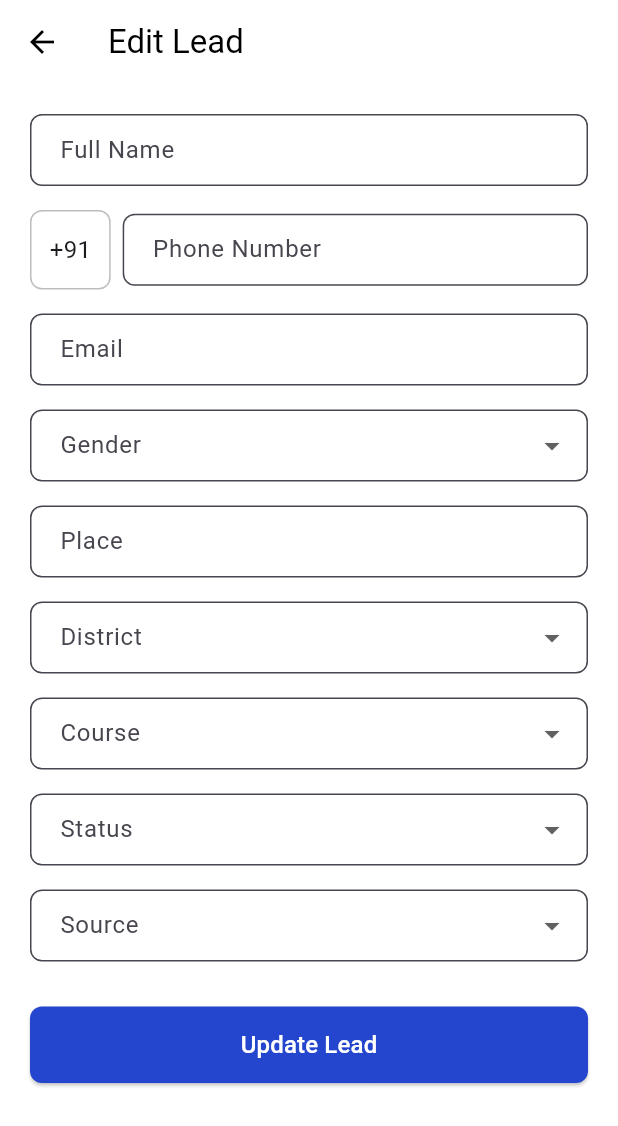
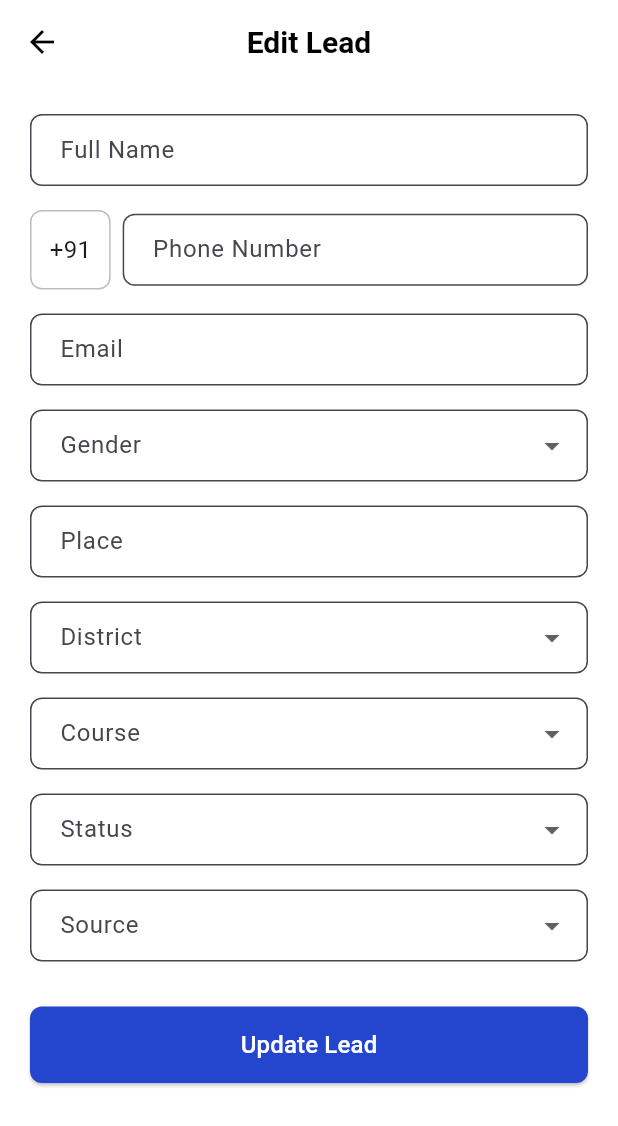
Before and after one commit to barjizdrxtx/acculead_sales, a Flutter app: the LeadDetailPage screen opened directly with empty values, after a tap on the "edit" icon, on a phone screen of 412 x 824 dp. Shown: the top 1126 px of the screen. Run offline on Flutter 3.47's test engine with Material 3 defaults, Android fonts, the light colour scheme and no system bars; our stand-ins replace country_picker, fl_chart, flutter_local_notifications, fluttertoast, permission_handler, shared_preferences and 1 more; missing offline and left inert: flutter_phone_direct_caller; accounts and stored records are empty; network calls fail.

Commit message:
first commit

```diff
--- /dev/null
+++ b/lib/components/CustomAppBar2.dart
@@ -0,0 +1,45 @@
+// lib/components/custom_app_bar.dart
+
+import 'package:flutter/material.dart';
+
+class CustomAppBar2 extends StatelessWidget implements PreferredSizeWidget {
+  final String title;
+  final bool showBackButton;
+  final Color backgroundColor;
+
+  const CustomAppBar2({
+    Key? key,
+    this.title = '',
+    this.showBackButton = true,
+    this.backgroundColor = Colors.white,
+  }) : super(key: key);
+
+  @override
+  Size get preferredSize => const Size.fromHeight(kToolbarHeight);
+
+  @override
+  Widget build(BuildContext context) {
+    final canGoBack = Navigator.of(context).canPop();
+
+    return AppBar(
+      backgroundColor: backgroundColor,
+      elevation: 0,
+      automaticallyImplyLeading: false,
+      centerTitle: true, // ← center the title
+      leading: showBackButton && canGoBack
+          ? IconButton(
+              icon: const Icon(Icons.arrow_back, color: Colors.black),
+              onPressed: () => Navigator.of(context).maybePop(),
+            )
+          : null,
+      title: Text(
+        title,
+        style: const TextStyle(
+          color: Colors.black,
+          fontSize: 20,
+          fontWeight: FontWeight.bold,
+        ),
+      ),
+    );
+  }
+}
--- a/lib/home/lead/DetailPage.dart
+++ b/lib/home/lead/DetailPage.dart
@@ -207,11 +207,18 @@ class _LeadDetailPageState extends State<LeadDetailPage> {
                     ],
                   ),
                   const Divider(height: 30),
+
+                  Row(
+                    mainAxisSize: MainAxisSize.min,
+                    children: [
                       const Text(
                         'Status',
-                    style: TextStyle(fontSize: 16, fontWeight: FontWeight.w600),
+                        style: TextStyle(
+                          fontSize: 16,
+                          fontWeight: FontWeight.w600,
                         ),
-                  const SizedBox(height: 6),
+                      ),
+                      const SizedBox(width: 8), // ← add spacing here
                       Container(
                         padding: const EdgeInsets.symmetric(
                           horizontal: 12,
@@ -229,41 +236,12 @@ class _LeadDetailPageState extends State<LeadDetailPage> {
                           ),
                         ),
                       ),
+                    ],
+                  ),
+
                   const SizedBox(height: 12),
-                  DropdownButtonFormField<String>(
-                    value: status.isNotEmpty ? status : null,
-                    items: statusDisplayMap.entries
-                        .map(
-                          (e) => DropdownMenuItem(
-                            value: e.key,
-                            child: Text(e.value),
-                          ),
-                        )
-                        .toList(),
-                    decoration: InputDecoration(
-                      contentPadding: const EdgeInsets.symmetric(
-                        vertical: 10,
-                        horizontal: 12,
-                      ),
-                      border: OutlineInputBorder(
-                        borderRadius: BorderRadius.circular(8),
-                      ),
-                    ),
-                    onChanged: isUpdatingStatus
-                        ? null
-                        : (v) =>
-                              v != null && v != status ? updateStatus(v) : null,
-                  ),
-                  if (isUpdatingStatus) ...[
-                    const SizedBox(height: 10),
-                    LinearProgressIndicator(value: progress),
-                    const SizedBox(height: 6),
-                    const Text(
-                      'Updating status...',
-                      style: TextStyle(color: Colors.blueAccent),
-                    ),
-                  ],
-                  const Divider(height: 30),
+
+
                   _buildLabel('Phone', lead!['phoneNumber']),
                   _buildLabel('Email', lead!['email']),
                   _buildLabel('Gender', lead!['gender']),
@@ -276,7 +254,6 @@ class _LeadDetailPageState extends State<LeadDetailPage> {
                   ),
                   _buildLabel('Updated At', _formatDate(lead!['updatedAt'])),
                   _buildLabel('Source', lead!['source']),
-                  _buildLabel('Assigned To', lead!['assignedTo']),
                   const SizedBox(height: 20),
                   if (lead!['followUps'] != null &&
                       (lead!['followUps'] as List).isNotEmpty) ...[
--- a/lib/home/lead/LeadFormPage.dart
+++ b/lib/home/lead/LeadFormPage.dart
@@ -1,6 +1,7 @@
 // lib/pages/lead_form_page.dart
 
 import 'dart:convert';
+import 'package:acculead_sales/components/CustomAppBar2.dart';
 import 'package:flutter/material.dart';
 import 'package:http/http.dart' as http;
 import 'package:shared_preferences/shared_preferences.dart';
@@ -282,10 +283,8 @@ class _LeadFormPageState extends State<LeadFormPage> {
   Widget build(BuildContext context) {
     return Scaffold(
       backgroundColor: Colors.white,
-      appBar: AppBar(
-        title: Text(widget.leadId != null ? 'Edit Lead' : 'Add New Lead'),
-        backgroundColor: Colors.white,
-        foregroundColor: Colors.black,
+      appBar: CustomAppBar2(
+        title: widget.leadId != null ? 'Edit Lead' : 'Add New Lead',
       ),
       body: isLoading
           ? const Center(child: CircularProgressIndicator())
```
Also changed, not shown: lib/home/followUp/FollowUpFormPage.dart (+63 -2 lines), lib/notification/SocketNotificationPage.dart (added, +73 -0 lines). Lines whose indentation alone changed are shown as unchanged.
